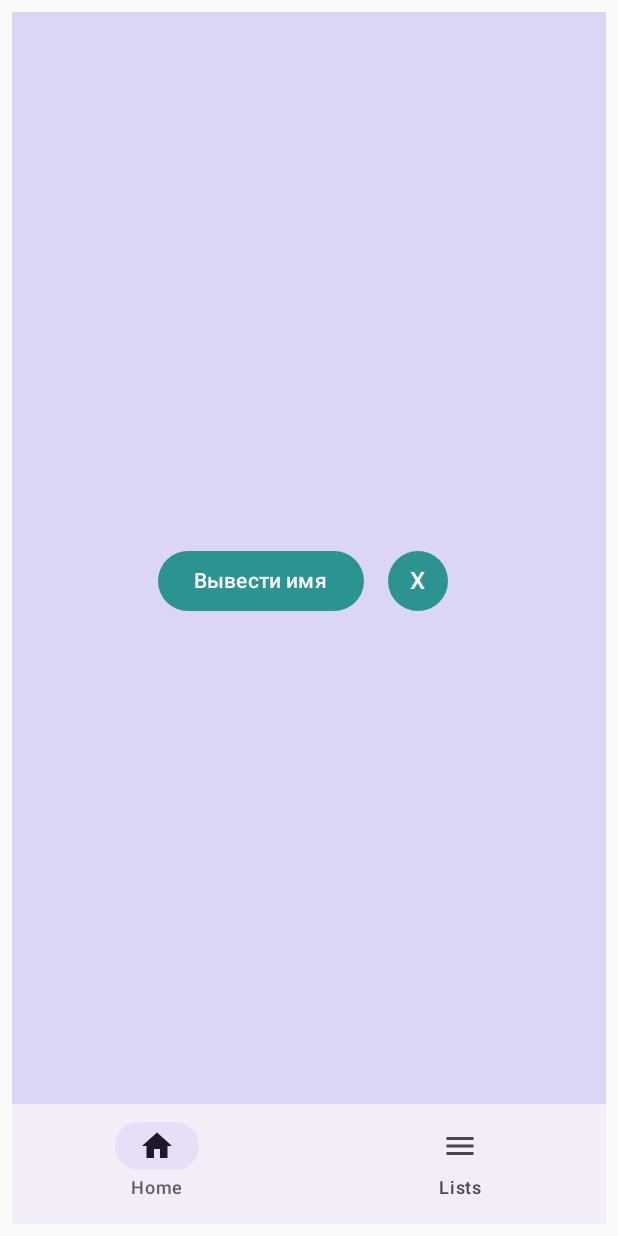
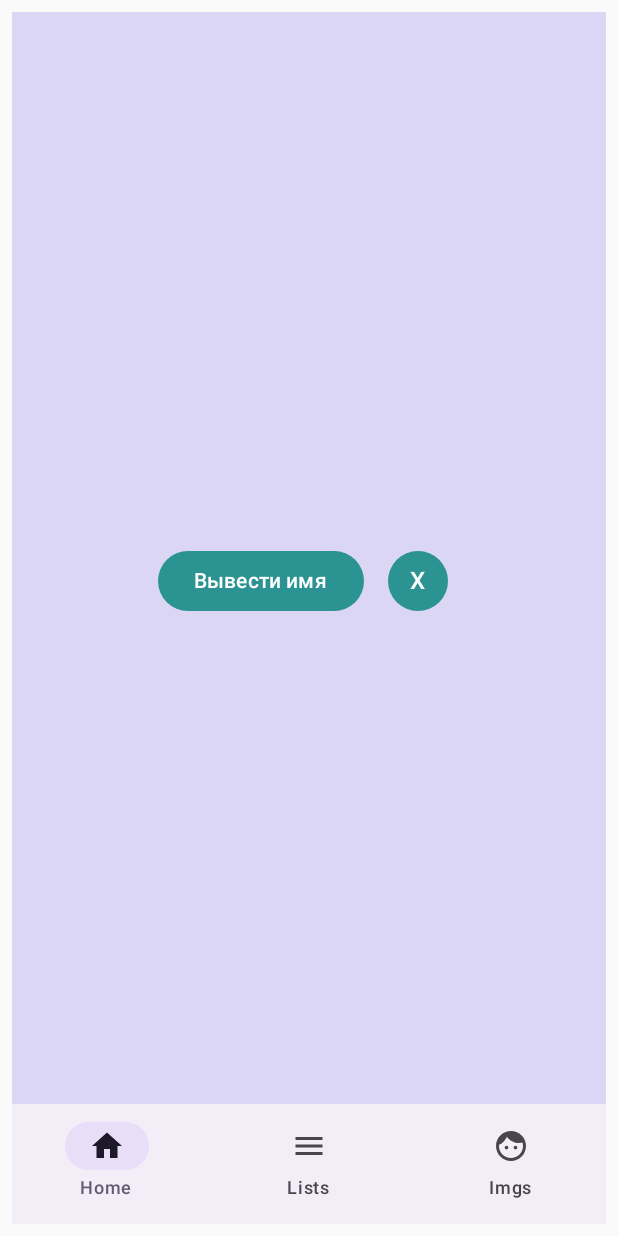
Before and after one commit to cubik707/PMIS-LR3, an Android app built with Jetpack Compose: the screen it shows after launch (MainActivity), on a phone screen of 412 x 824 dp. Run offline under Robolectric (Android 15) with nearby library versions, the phone set to English and light mode, and no system bars.

Commit message:
screen 3

```diff
--- a/app/src/main/java/com/example/lr3/MainActivity.kt
+++ b/app/src/main/java/com/example/lr3/MainActivity.kt
@@ -17,6 +17,7 @@ import androidx.compose.foundation.layout.size
 import androidx.compose.foundation.lazy.LazyColumn
 import androidx.compose.foundation.shape.RoundedCornerShape
 import androidx.compose.material.icons.Icons
+import androidx.compose.material.icons.filled.Face
 import androidx.compose.material.icons.filled.Home
 import androidx.compose.material.icons.filled.Menu
 import androidx.compose.material3.Button
@@ -65,6 +66,7 @@ fun Main() {
         = Modifier.weight(1f)) {
             composable(NavRoutes.Home.route) { Greeting() }
             composable(NavRoutes.Lists.route) { Lists() }
+            composable(NavRoutes.Imgs.route) { Imgs() }
         }
         BottomNavigationBar(navController = navController)
     }
@@ -163,6 +165,11 @@ fun Lists(modifier: Modifier = Modifier){
 data class Book(val author: String, val name: String)
 
 @Composable
+fun Imgs(modifier: Modifier = Modifier){
+
+}
+
+@Composable
 fun BottomNavigationBar(navController: NavController) {
     NavigationBar {
         val backStackEntry by navController.currentBackStackEntryAsState()
@@ -201,6 +208,11 @@ object NavBarItems {
             title = "Lists",
             image = Icons.Filled.Menu,
             route = "lists"
+        ),
+        BarItem(
+            title = "Imgs",
+            image = Icons.Filled.Face,
+            route = "imgs"
         )
     )
 }
@@ -213,6 +225,7 @@ data class BarItem(
 sealed class NavRoutes(val route: String) {
     object Home : NavRoutes("home")
     object Lists : NavRoutes("lists")
+    object Imgs : NavRoutes("imgs")
 }
 
 
```
